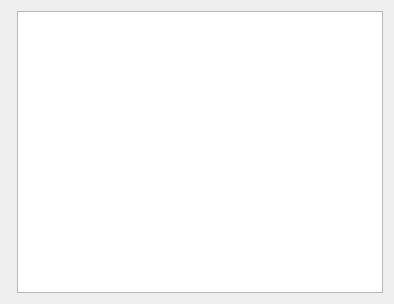
Qt form src/song_screen.ui (obook/I-like-Chopin) before a commit.
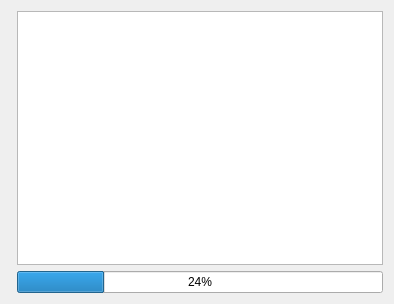
The same form after that commit.

Commit message: Added : drop file in song window

```diff
--- a/src/song_screen.ui
+++ b/src/song_screen.ui
@@ -19,6 +19,13 @@
      <item row="0" column="1">
       <widget class="QTextBrowser" name="textBrowser"/>
      </item>
+     <item row="1" column="1">
+      <widget class="QProgressBar" name="progressBar">
+       <property name="value">
+        <number>24</number>
+       </property>
+      </widget>
+     </item>
     </layout>
    </item>
   </layout>
```
The commit also changes 9 other files.
